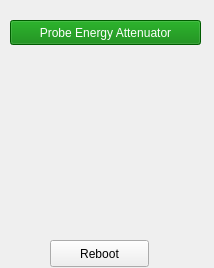
This is windows/XPS.ui in CU-PWFA/photoDAQ as Qt 5 draws it before an edit. The edited form follows.
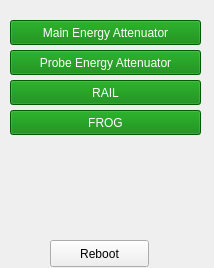
This is the edited form.

Commit message: Finish Probe Attenuator

Patch:
```diff
--- a/windows/XPS.ui
+++ b/windows/XPS.ui
@@ -45,7 +45,7 @@
     <string>Reboot</string>
    </property>
   </widget>
-  <widget class="QPushButton" name="ProbeAttenuator">
+  <widget class="QPushButton" name="MainAttenuator">
    <property name="geometry">
     <rect>
      <x>10</x>
@@ -61,9 +61,66 @@
 }</string>
    </property>
    <property name="text">
+    <string>Main Energy Attenuator</string>
+   </property>
+  </widget>
+  <widget class="QPushButton" name="ProbeAttenuator">
+   <property name="geometry">
+    <rect>
+     <x>10</x>
+     <y>50</y>
+     <width>191</width>
+     <height>25</height>
+    </rect>
+   </property>
+   <property name="styleSheet">
+    <string notr="true">QPushButton {
+    background-color: green;
+    color: white;
+}</string>
+   </property>
+   <property name="text">
     <string>Probe Energy Attenuator</string>
    </property>
   </widget>
+  <widget class="QPushButton" name="RAIL">
+   <property name="geometry">
+    <rect>
+     <x>10</x>
+     <y>80</y>
+     <width>191</width>
+     <height>25</height>
+    </rect>
+   </property>
+   <property name="styleSheet">
+    <string notr="true">QPushButton {
+    background-color: green;
+    color: white;
+}</string>
+   </property>
+   <property name="text">
+    <string>RAIL</string>
+   </property>
+  </widget>
+  <widget class="QPushButton" name="FROG">
+   <property name="geometry">
+    <rect>
+     <x>10</x>
+     <y>110</y>
+     <width>191</width>
+     <height>25</height>
+    </rect>
+   </property>
+   <property name="styleSheet">
+    <string notr="true">QPushButton {
+    background-color: green;
+    color: white;
+}</string>
+   </property>
+   <property name="text">
+    <string>FROG</string>
+   </property>
+  </widget>
  </widget>
  <resources/>
  <connections/>
```
The commit also changes 3 other files.
